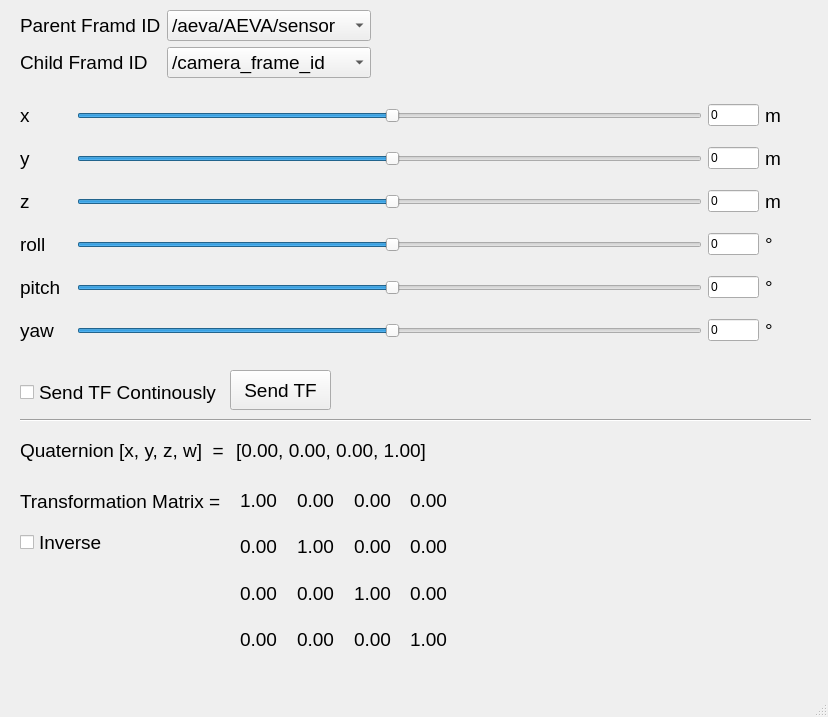
Above: src/tf2_gui_tools/ui/mainwindow.ui from HuaTsai/ROS2-TF-Tools before the change. Below: the same form after it.
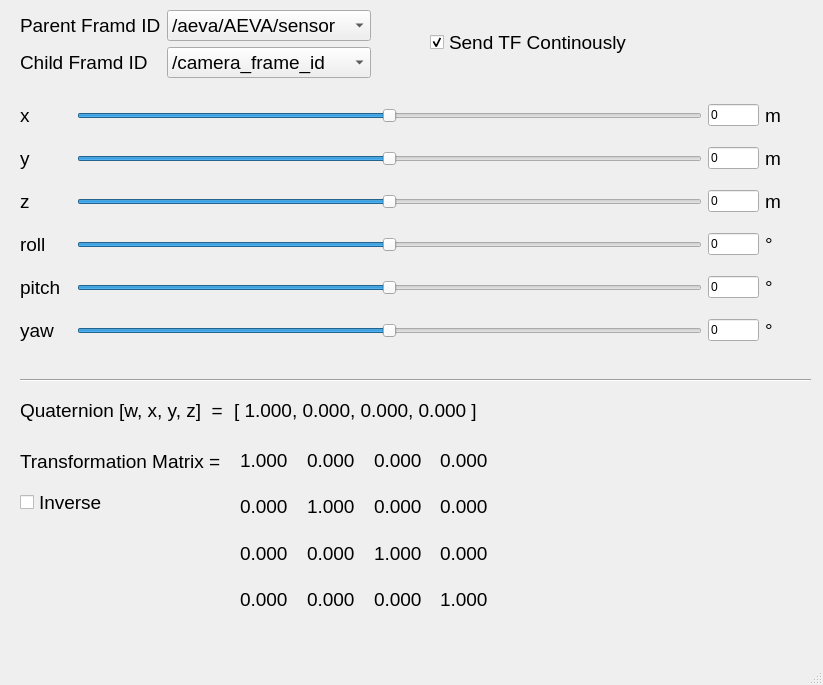
That is the form after the change.

The edit to the form file:
```diff
--- a/src/tf2_gui_tools/ui/mainwindow.ui
+++ b/src/tf2_gui_tools/ui/mainwindow.ui
@@ -6,8 +6,8 @@
    <rect>
     <x>0</x>
     <y>0</y>
-    <width>828</width>
-    <height>717</height>
+    <width>823</width>
+    <height>685</height>
    </rect>
   </property>
   <property name="windowTitle">
@@ -44,6 +44,9 @@
      </item>
      <item row="5" column="1">
       <widget class="QSlider" name="slider_rz">
+       <property name="maximum">
+        <number>100</number>
+       </property>
        <property name="value">
         <number>50</number>
        </property>
@@ -79,6 +82,9 @@
      </item>
      <item row="4" column="1">
       <widget class="QSlider" name="slider_ry">
+       <property name="maximum">
+        <number>100</number>
+       </property>
        <property name="value">
         <number>50</number>
        </property>
@@ -120,6 +126,15 @@
          <verstretch>0</verstretch>
         </sizepolicy>
        </property>
+       <property name="styleSheet">
+        <string notr="true"/>
+       </property>
+       <property name="maximum">
+        <number>100</number>
+       </property>
+       <property name="singleStep">
+        <number>1</number>
+       </property>
        <property name="value">
         <number>50</number>
        </property>
@@ -130,6 +145,9 @@
      </item>
      <item row="3" column="1">
       <widget class="QSlider" name="slider_rx">
+       <property name="maximum">
+        <number>100</number>
+       </property>
        <property name="value">
         <number>50</number>
        </property>
@@ -140,6 +158,9 @@
      </item>
      <item row="2" column="1">
       <widget class="QSlider" name="slider_z">
+       <property name="maximum">
+        <number>100</number>
+       </property>
        <property name="value">
         <number>50</number>
        </property>
@@ -188,6 +209,9 @@
      </item>
      <item row="1" column="1">
       <widget class="QSlider" name="slider_y">
+       <property name="maximum">
+        <number>100</number>
+       </property>
        <property name="value">
         <number>50</number>
        </property>
@@ -435,7 +459,7 @@
     <property name="geometry">
      <rect>
       <x>20</x>
-      <y>410</y>
+      <y>370</y>
       <width>791</width>
       <height>20</height>
      </rect>
@@ -444,29 +468,11 @@
      <enum>Qt::Horizontal</enum>
     </property>
    </widget>
-   <widget class="QPushButton" name="btn_send">
-    <property name="geometry">
-     <rect>
-      <x>230</x>
-      <y>370</y>
-      <width>101</width>
-      <height>40</height>
-     </rect>
-    </property>
-    <property name="font">
-     <font>
-      <pointsize>14</pointsize>
-     </font>
-    </property>
-    <property name="text">
-     <string>Send TF</string>
-    </property>
-   </widget>
    <widget class="QCheckBox" name="ckb_cont">
     <property name="geometry">
      <rect>
-      <x>20</x>
-      <y>380</y>
+      <x>430</x>
+      <y>30</y>
       <width>201</width>
       <height>25</height>
      </rect>
@@ -479,56 +485,47 @@
     <property name="text">
      <string>Send TF Continously</string>
     </property>
-   </widget>
-   <widget class="QLabel" name="lb_status">
-    <property name="geometry">
-     <rect>
-      <x>310</x>
-      <y>380</y>
-      <width>131</width>
-      <height>21</height>
-     </rect>
-    </property>
-    <property name="font">
-     <font>
-      <pointsize>14</pointsize>
-     </font>
-    </property>
-    <property name="text">
-     <string/>
+    <property name="checked">
+     <bool>true</bool>
     </property>
    </widget>
    <widget class="QWidget" name="horizontalLayoutWidget">
     <property name="geometry">
      <rect>
       <x>20</x>
-      <y>430</y>
-      <width>411</width>
+      <y>390</y>
+      <width>481</width>
       <height>41</height>
      </rect>
     </property>
     <layout class="QHBoxLayout" name="horizontalLayout" stretch="0,0">
      <item>
       <widget class="QLabel" name="lb_quat">
+       <property name="sizePolicy">
+        <sizepolicy hsizetype="Fixed" vsizetype="Preferred">
+         <horstretch>0</horstretch>
+         <verstretch>0</verstretch>
+        </sizepolicy>
+       </property>
        <property name="font">
         <font>
          <pointsize>14</pointsize>
         </font>
        </property>
        <property name="text">
-        <string>Quaternion [x, y, z, w]  = </string>
+        <string>Quaternion [w, x, y, z]  = </string>
        </property>
       </widget>
      </item>
      <item>
-      <widget class="QLabel" name="lb_xyzw">
+      <widget class="QLabel" name="lb_wxyz">
        <property name="font">
         <font>
          <pointsize>14</pointsize>
         </font>
        </property>
        <property name="text">
-        <string>[0.00, 0.00, 0.00, 1.00]</string>
+        <string>[ 1.000, 0.000, 0.000, 0.000 ]</string>
        </property>
       </widget>
      </item>
@@ -538,7 +535,7 @@
     <property name="geometry">
      <rect>
       <x>20</x>
-      <y>490</y>
+      <y>450</y>
       <width>220</width>
       <height>23</height>
      </rect>
@@ -564,73 +561,25 @@
      <bool>false</bool>
     </property>
    </widget>
-   <widget class="QWidget" name="">
+   <widget class="QWidget" name="layoutWidget">
     <property name="geometry">
      <rect>
       <x>240</x>
-      <y>480</y>
-      <width>221</width>
+      <y>440</y>
+      <width>261</width>
       <height>179</height>
      </rect>
     </property>
     <layout class="QGridLayout" name="gridLayout_2">
-     <item row="0" column="0">
-      <widget class="QLabel" name="lb_mtx00">
+     <item row="1" column="0">
+      <widget class="QLabel" name="lb_mtx10">
        <property name="font">
         <font>
          <pointsize>14</pointsize>
         </font>
        </property>
        <property name="text">
-        <string>1.00</string>
-       </property>
-      </widget>
-     </item>
-     <item row="2" column="3">
-      <widget class="QLabel" name="lb_mtx23">
-       <property name="font">
-        <font>
-         <pointsize>14</pointsize>
-        </font>
-       </property>
-       <property name="text">
-        <string>0.00</string>
-       </property>
-      </widget>
-     </item>
-     <item row="3" column="0">
-      <widget class="QLabel" name="lb_mtx30">
-       <property name="font">
-        <font>
-         <pointsize>14</pointsize>
-        </font>
-       </property>
-       <property name="text">
-        <string>0.00</string>
-       </property>
-      </widget>
-     </item>
-     <item row="3" column="3">
-      <widget class="QLabel" name="lb_mtx33">
-       <property name="font">
-        <font>
-         <pointsize>14</pointsize>
-        </font>
-       </property>
-       <property name="text">
-        <string>1.00</string>
-       </property>
-      </widget>
-     </item>
-     <item row="3" column="2">
-      <widget class="QLabel" name="lb_mtx32">
-       <property name="font">
-        <font>
-         <pointsize>14</pointsize>
-        </font>
-       </property>
-       <property name="text">
-        <string>0.00</string>
+        <string>0.000</string>
        </property>
       </widget>
      </item>
@@ -642,31 +591,7 @@
         </font>
        </property>
        <property name="text">
-        <string>0.00</string>
-       </property>
-      </widget>
-     </item>
-     <item row="1" column="3">
-      <widget class="QLabel" name="lb_mtx13">
-       <property name="font">
-        <font>
-         <pointsize>14</pointsize>
-        </font>
-       </property>
-       <property name="text">
-        <string>0.00</string>
-       </property>
-      </widget>
-     </item>
-     <item row="3" column="1">
-      <widget class="QLabel" name="lb_mtx31">
-       <property name="font">
-        <font>
-         <pointsize>14</pointsize>
-        </font>
-       </property>
-       <property name="text">
-        <string>0.00</string>
+        <string>0.000</string>
        </property>
       </widget>
      </item>
@@ -678,55 +603,31 @@
         </font>
        </property>
        <property name="text">
-        <string>0.00</string>
+        <string>0.000</string>
        </property>
       </widget>
      </item>
-     <item row="0" column="1">
-      <widget class="QLabel" name="lb_mtx01">
+     <item row="3" column="2">
+      <widget class="QLabel" name="lb_mtx32">
        <property name="font">
         <font>
          <pointsize>14</pointsize>
         </font>
        </property>
        <property name="text">
-        <string>0.00</string>
+        <string>0.000</string>
        </property>
       </widget>
      </item>
-     <item row="2" column="2">
-      <widget class="QLabel" name="lb_mtx22">
+     <item row="3" column="1">
+      <widget class="QLabel" name="lb_mtx31">
        <property name="font">
         <font>
          <pointsize>14</pointsize>
         </font>
        </property>
        <property name="text">
-        <string>1.00</string>
-       </property>
-      </widget>
-     </item>
-     <item row="0" column="2">
-      <widget class="QLabel" name="lb_mtx02">
-       <property name="font">
-        <font>
-         <pointsize>14</pointsize>
-        </font>
-       </property>
-       <property name="text">
-        <string>0.00</string>
-       </property>
-      </widget>
-     </item>
-     <item row="1" column="1">
-      <widget class="QLabel" name="lb_mtx11">
-       <property name="font">
-        <font>
-         <pointsize>14</pointsize>
-        </font>
-       </property>
-       <property name="text">
-        <string>1.00</string>
+        <string>0.000</string>
        </property>
       </widget>
      </item>
@@ -738,19 +639,67 @@
         </font>
        </property>
        <property name="text">
-        <string>0.00</string>
+        <string>0.000</string>
        </property>
       </widget>
      </item>
-     <item row="1" column="0">
-      <widget class="QLabel" name="lb_mtx10">
+     <item row="3" column="3">
+      <widget class="QLabel" name="lb_mtx33">
        <property name="font">
         <font>
          <pointsize>14</pointsize>
         </font>
        </property>
        <property name="text">
-        <string>0.00</string>
+        <string>1.000</string>
+       </property>
+      </widget>
+     </item>
+     <item row="1" column="1">
+      <widget class="QLabel" name="lb_mtx11">
+       <property name="font">
+        <font>
+         <pointsize>14</pointsize>
+        </font>
+       </property>
+       <property name="text">
+        <string>1.000</string>
+       </property>
+      </widget>
+     </item>
+     <item row="1" column="3">
+      <widget class="QLabel" name="lb_mtx13">
+       <property name="font">
+        <font>
+         <pointsize>14</pointsize>
+        </font>
+       </property>
+       <property name="text">
+        <string>0.000</string>
+       </property>
+      </widget>
+     </item>
+     <item row="0" column="0">
+      <widget class="QLabel" name="lb_mtx00">
+       <property name="font">
+        <font>
+         <pointsize>14</pointsize>
+        </font>
+       </property>
+       <property name="text">
+        <string>1.000</string>
+       </property>
+      </widget>
+     </item>
+     <item row="0" column="2">
+      <widget class="QLabel" name="lb_mtx02">
+       <property name="font">
+        <font>
+         <pointsize>14</pointsize>
+        </font>
+       </property>
+       <property name="text">
+        <string>0.000</string>
        </property>
       </widget>
      </item>
@@ -762,7 +711,55 @@
         </font>
        </property>
        <property name="text">
-        <string>0.00</string>
+        <string>0.000</string>
+       </property>
+      </widget>
+     </item>
+     <item row="3" column="0">
+      <widget class="QLabel" name="lb_mtx30">
+       <property name="font">
+        <font>
+         <pointsize>14</pointsize>
+        </font>
+       </property>
+       <property name="text">
+        <string>0.000</string>
+       </property>
+      </widget>
+     </item>
+     <item row="2" column="2">
+      <widget class="QLabel" name="lb_mtx22">
+       <property name="font">
+        <font>
+         <pointsize>14</pointsize>
+        </font>
+       </property>
+       <property name="text">
+        <string>1.000</string>
+       </property>
+      </widget>
+     </item>
+     <item row="2" column="3">
+      <widget class="QLabel" name="lb_mtx23">
+       <property name="font">
+        <font>
+         <pointsize>14</pointsize>
+        </font>
+       </property>
+       <property name="text">
+        <string>0.000</string>
+       </property>
+      </widget>
+     </item>
+     <item row="0" column="1">
+      <widget class="QLabel" name="lb_mtx01">
+       <property name="font">
+        <font>
+         <pointsize>14</pointsize>
+        </font>
+       </property>
+       <property name="text">
+        <string>0.000</string>
        </property>
       </widget>
      </item>
@@ -772,7 +769,7 @@
     <property name="geometry">
      <rect>
       <x>20</x>
-      <y>530</y>
+      <y>490</y>
       <width>91</width>
       <height>25</height>
      </rect>
@@ -786,13 +783,26 @@
      <string>Inverse</string>
     </property>
    </widget>
+   <widget class="QLabel" name="lb_img">
+    <property name="geometry">
+     <rect>
+      <x>560</x>
+      <y>410</y>
+      <width>200</width>
+      <height>200</height>
+     </rect>
+    </property>
+    <property name="text">
+     <string/>
+    </property>
+   </widget>
   </widget>
   <widget class="QMenuBar" name="menubar">
    <property name="geometry">
     <rect>
      <x>0</x>
      <y>0</y>
-     <width>828</width>
+     <width>823</width>
      <height>24</height>
     </rect>
    </property>
```
Left out of the diff: 4 changed lines with no effect on the pictures.
